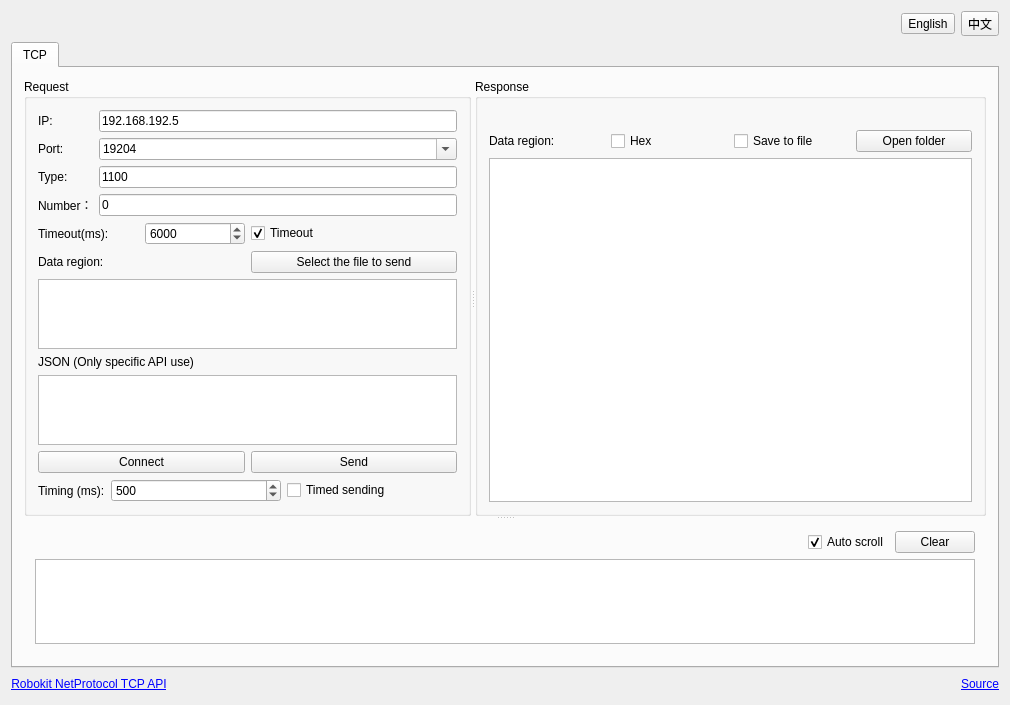
Before: the Qt Designer form SCTcpToolWidget.ui in damtle/SeerTCPTest, drawn with Qt 5.
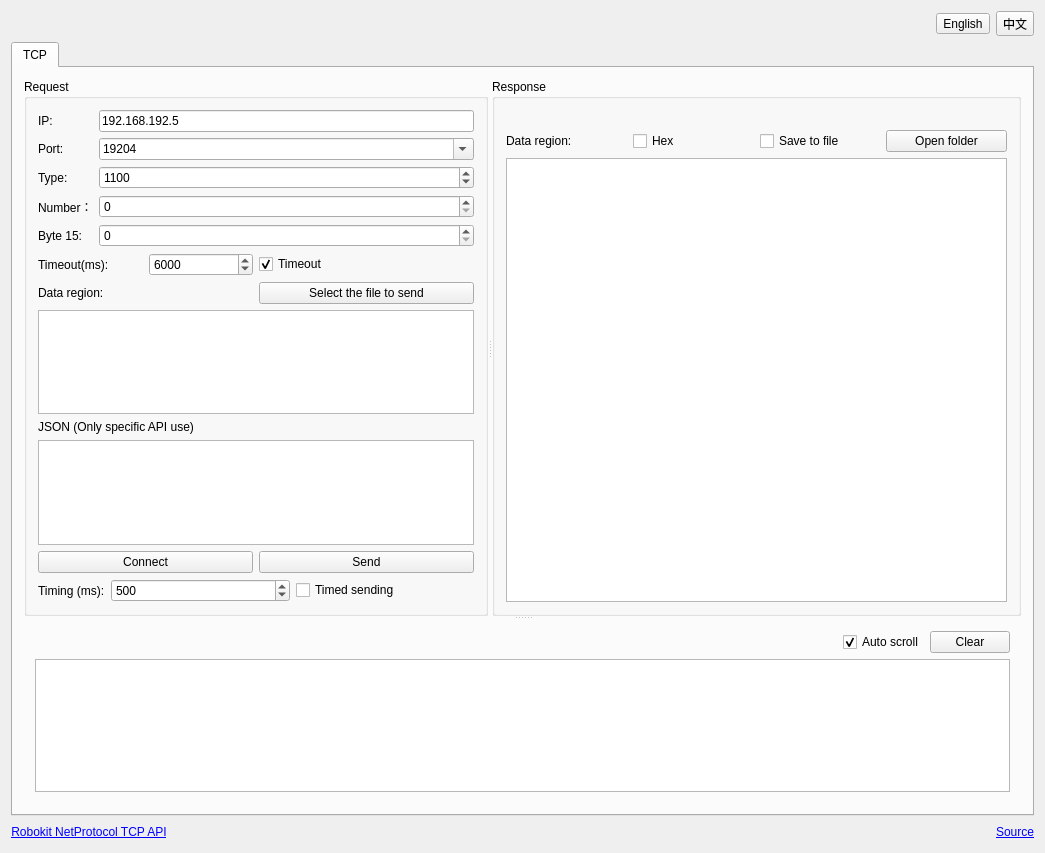
After: the same form once the commit is applied.

What changed in the file:
```diff
--- a/SCTcpToolWidget.ui
+++ b/SCTcpToolWidget.ui
@@ -6,8 +6,8 @@
    <rect>
     <x>0</x>
     <y>0</y>
-    <width>1010</width>
-    <height>705</height>
+    <width>1045</width>
+    <height>853</height>
    </rect>
   </property>
   <property name="windowTitle">
@@ -164,13 +164,6 @@
                 </property>
                </widget>
               </item>
-              <item row="2" column="1">
-               <widget class="QLineEdit" name="lineEdit_sendCommand">
-                <property name="text">
-                 <string>1100</string>
-                </property>
-               </widget>
-              </item>
               <item row="3" column="0">
                <widget class="QLabel" name="label_4">
                 <property name="text">
@@ -178,10 +171,34 @@
                 </property>
                </widget>
               </item>
+              <item row="4" column="0">
+               <widget class="QLabel" name="label_8">
+                <property name="text">
+                 <string>Byte 15:</string>
+                </property>
+               </widget>
+              </item>
+              <item row="4" column="1">
+               <widget class="QSpinBox" name="spinBox_byte15">
+                <property name="maximum">
+                 <number>255</number>
+                </property>
+               </widget>
+              </item>
+              <item row="2" column="1">
+               <widget class="QSpinBox" name="spinBox_sendCommand">
+                <property name="maximum">
+                 <number>66535</number>
+                </property>
+                <property name="value">
+                 <number>1100</number>
+                </property>
+               </widget>
+              </item>
               <item row="3" column="1">
-               <widget class="QLineEdit" name="lineEdit_number">
-                <property name="text">
-                 <string>0</string>
+               <widget class="QSpinBox" name="spinBox_number">
+                <property name="maximum">
+                 <number>66535</number>
                 </property>
                </widget>
               </item>
```
